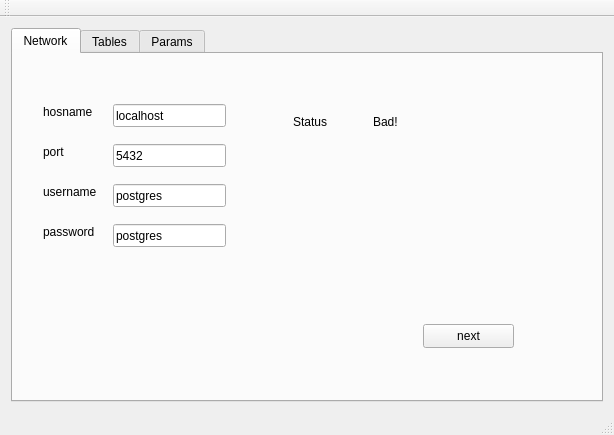
icoz/pgdump-ng, file mainwindow.ui: the form before one commit.
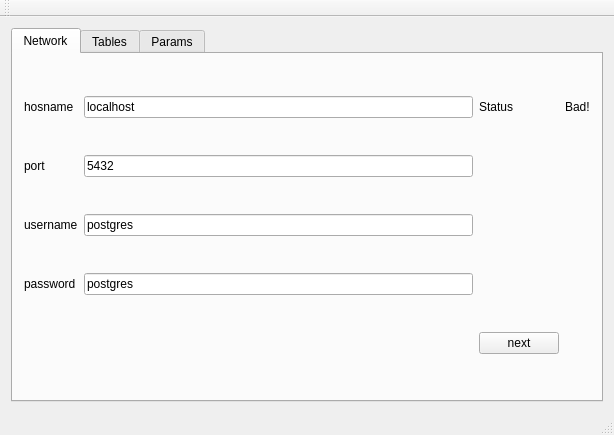
The form after the commit.

Commit message: added tree-view

Diff of the .ui file:
```diff
--- a/mainwindow.ui
+++ b/mainwindow.ui
@@ -24,28 +24,9 @@
        <attribute name="title">
         <string>Network</string>
        </attribute>
-       <widget class="QPushButton" name="pushButton">
-        <property name="geometry">
-         <rect>
-          <x>410</x>
-          <y>270</y>
-          <width>91</width>
-          <height>24</height>
-         </rect>
-        </property>
-        <property name="text">
-         <string>next</string>
-        </property>
-       </widget>
+       <layout class="QGridLayout" name="gridLayout">
+        <item row="0" column="0">
        <widget class="QLabel" name="label">
-        <property name="geometry">
-         <rect>
-          <x>30</x>
-          <y>50</y>
-          <width>54</width>
-          <height>15</height>
-         </rect>
-        </property>
         <property name="text">
          <string>hosname</string>
         </property>
@@ -53,28 +34,30 @@
          <cstring>edtHost</cstring>
         </property>
        </widget>
+        </item>
+        <item row="0" column="1">
        <widget class="QLineEdit" name="edtHost">
-        <property name="geometry">
-         <rect>
-          <x>100</x>
-          <y>50</y>
-          <width>113</width>
-          <height>23</height>
-         </rect>
-        </property>
         <property name="text">
          <string>localhost</string>
         </property>
        </widget>
+        </item>
+        <item row="0" column="2">
+         <widget class="QLabel" name="label_5">
+          <property name="text">
+           <string>Status</string>
+          </property>
+         </widget>
+        </item>
+        <item row="0" column="3">
+         <widget class="QLabel" name="lblStatus">
+          <property name="text">
+           <string>Bad!</string>
+          </property>
+         </widget>
+        </item>
+        <item row="1" column="0">
        <widget class="QLabel" name="label_2">
-        <property name="geometry">
-         <rect>
-          <x>30</x>
-          <y>90</y>
-          <width>54</width>
-          <height>15</height>
-         </rect>
-        </property>
         <property name="text">
          <string>port</string>
         </property>
@@ -82,28 +65,16 @@
          <cstring>edtPort</cstring>
         </property>
        </widget>
+        </item>
+        <item row="1" column="1">
        <widget class="QLineEdit" name="edtPort">
-        <property name="geometry">
-         <rect>
-          <x>100</x>
-          <y>90</y>
-          <width>113</width>
-          <height>23</height>
-         </rect>
-        </property>
         <property name="text">
          <string>5432</string>
         </property>
        </widget>
+        </item>
+        <item row="2" column="0">
        <widget class="QLabel" name="label_3">
-        <property name="geometry">
-         <rect>
-          <x>30</x>
-          <y>130</y>
-          <width>54</width>
-          <height>15</height>
-         </rect>
-        </property>
         <property name="text">
          <string>username</string>
         </property>
@@ -111,28 +82,16 @@
          <cstring>edtUser</cstring>
         </property>
        </widget>
+        </item>
+        <item row="2" column="1">
        <widget class="QLineEdit" name="edtUser">
-        <property name="geometry">
-         <rect>
-          <x>100</x>
-          <y>130</y>
-          <width>113</width>
-          <height>23</height>
-         </rect>
-        </property>
         <property name="text">
          <string>postgres</string>
         </property>
        </widget>
+        </item>
+        <item row="3" column="0">
        <widget class="QLabel" name="label_4">
-        <property name="geometry">
-         <rect>
-          <x>30</x>
-          <y>170</y>
-          <width>54</width>
-          <height>15</height>
-         </rect>
-        </property>
         <property name="text">
          <string>password</string>
         </property>
@@ -140,45 +99,22 @@
          <cstring>edtPass</cstring>
         </property>
        </widget>
+        </item>
+        <item row="3" column="1">
        <widget class="QLineEdit" name="edtPass">
-        <property name="geometry">
-         <rect>
-          <x>100</x>
-          <y>170</y>
-          <width>113</width>
-          <height>23</height>
-         </rect>
-        </property>
         <property name="text">
          <string>postgres</string>
         </property>
        </widget>
-       <widget class="QLabel" name="label_5">
-        <property name="geometry">
-         <rect>
-          <x>280</x>
-          <y>60</y>
-          <width>54</width>
-          <height>15</height>
-         </rect>
-        </property>
+        </item>
+        <item row="4" column="2">
+         <widget class="QPushButton" name="btnNext_Table">
         <property name="text">
-         <string>Status</string>
-        </property>
-       </widget>
-       <widget class="QLabel" name="lblStatus">
-        <property name="geometry">
-         <rect>
-          <x>360</x>
-          <y>60</y>
-          <width>54</width>
-          <height>15</height>
-         </rect>
-        </property>
-        <property name="text">
-         <string>Bad!</string>
-        </property>
-       </widget>
+           <string>next</string>
+          </property>
+         </widget>
+        </item>
+       </layout>
       </widget>
       <widget class="QWidget" name="tables">
        <attribute name="title">
```
Left out of the diff: 146 changed lines with no effect on the pictures. Lines whose indentation alone changed are shown as unchanged. The commit also changes 2 other files.
